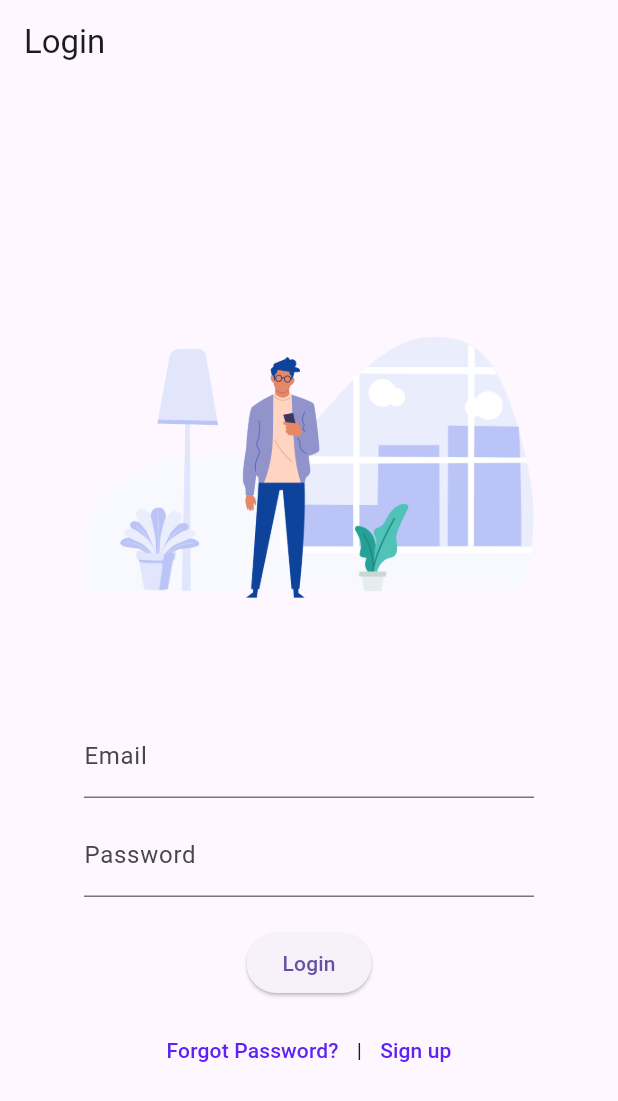
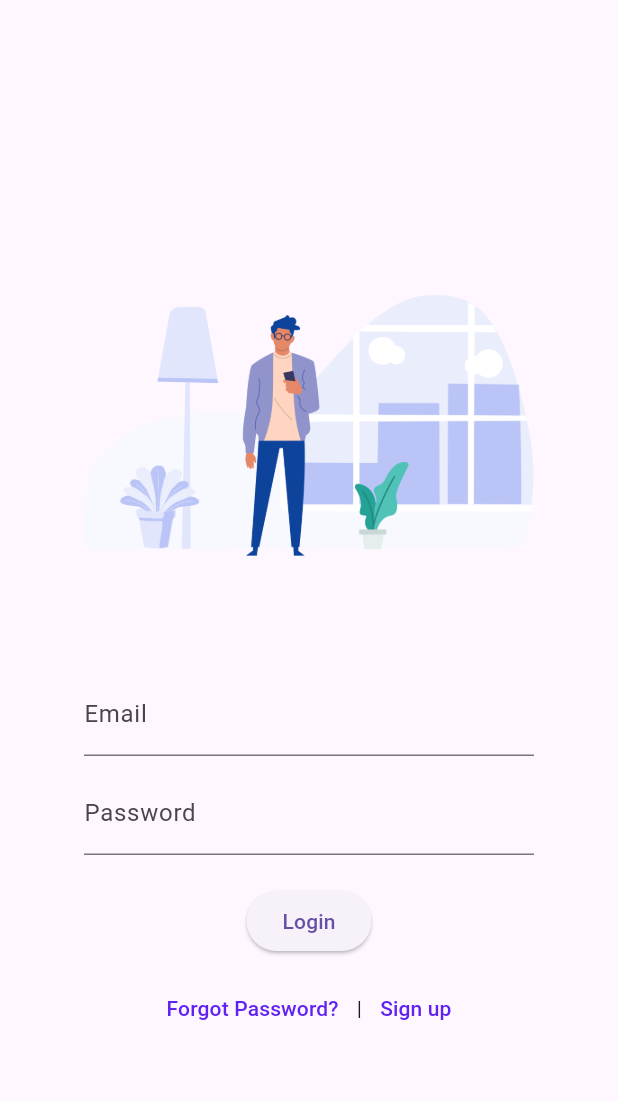
Before and after one commit to msibly/sample_flutter_app_with_web_app, a Flutter app: the screen it shows after launch, on a phone screen of 412 x 824 dp. Shown: the top 1101 px of the screen. Run offline on Flutter 3.47's test engine with Material 3 defaults, Android fonts, the phone set to English and light mode, and no system bars; our stand-ins replace fluttertoast.

Commit message:
Login page Completed

```diff
--- a/lib/main.dart
+++ b/lib/main.dart
@@ -38,9 +38,9 @@ class LoginPage extends StatelessWidget {
   @override
   Widget build(BuildContext context) {
     return Scaffold(
-      appBar: AppBar(
-        title: const Text('Login'),
-      ),
+      // appBar: AppBar(
+      //   title: const Text('Login'),
+      // ),
       body: LayoutBuilder(
         builder: (BuildContext context, BoxConstraints constraints) {
           return SingleChildScrollView(
```
